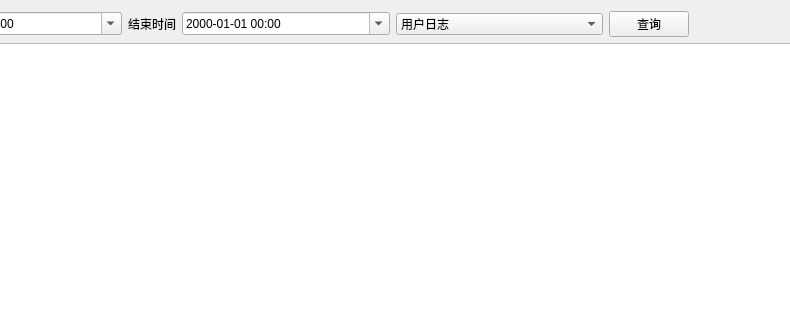
First picture: the form in UI/main/logquery.ui, repository 851896022/client_standard_version, before the edit; both pictures show x 150 to 940 and y 0 to 320 of the 1057 by 673 pixel window.
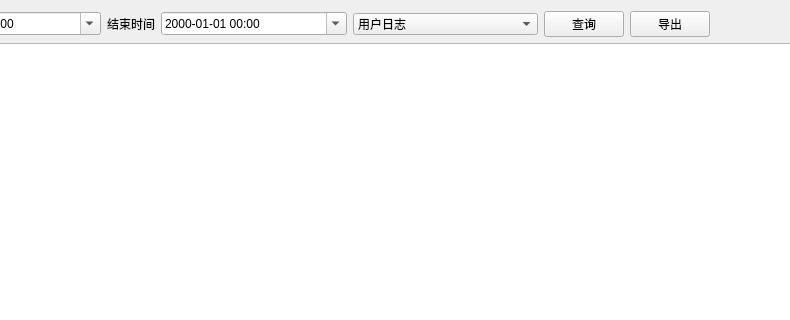
Second picture: the form after the edit.

The edit to the form file:
```diff
--- a/UI/main/logquery.ui
+++ b/UI/main/logquery.ui
@@ -100,6 +100,13 @@
        </property>
       </widget>
      </item>
+     <item>
+      <widget class="QPushButton" name="btnSaveToFile">
+       <property name="text">
+        <string>导出</string>
+       </property>
+      </widget>
+     </item>
      <item>
       <spacer name="horizontalSpacer">
        <property name="orientation">
```
